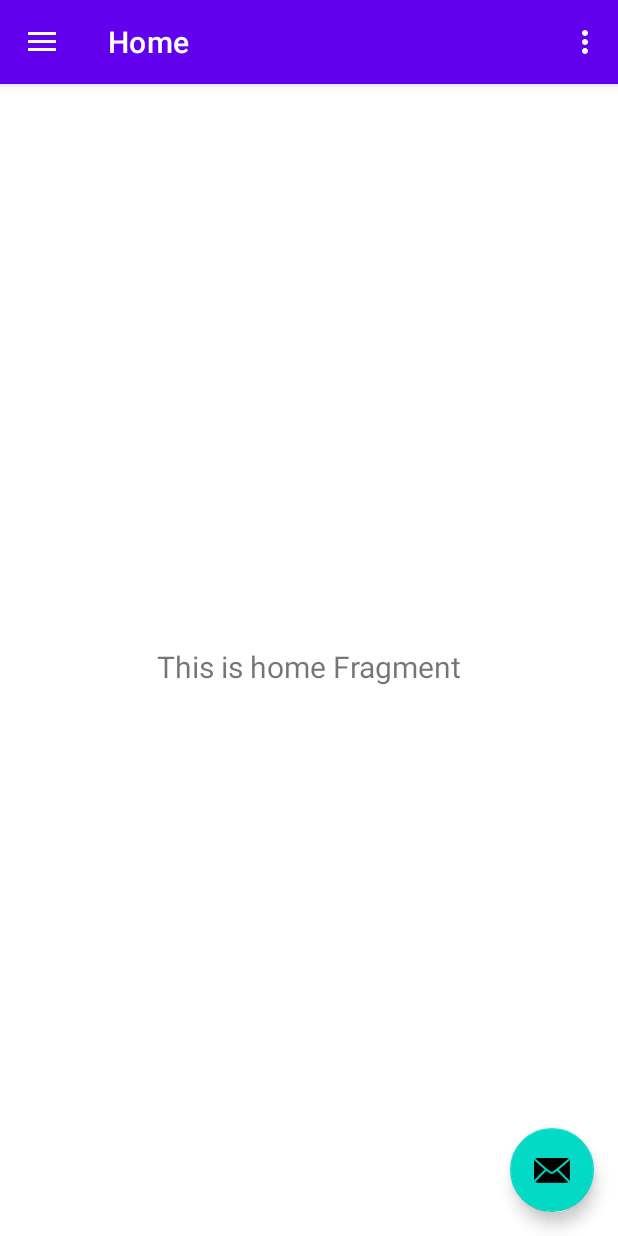
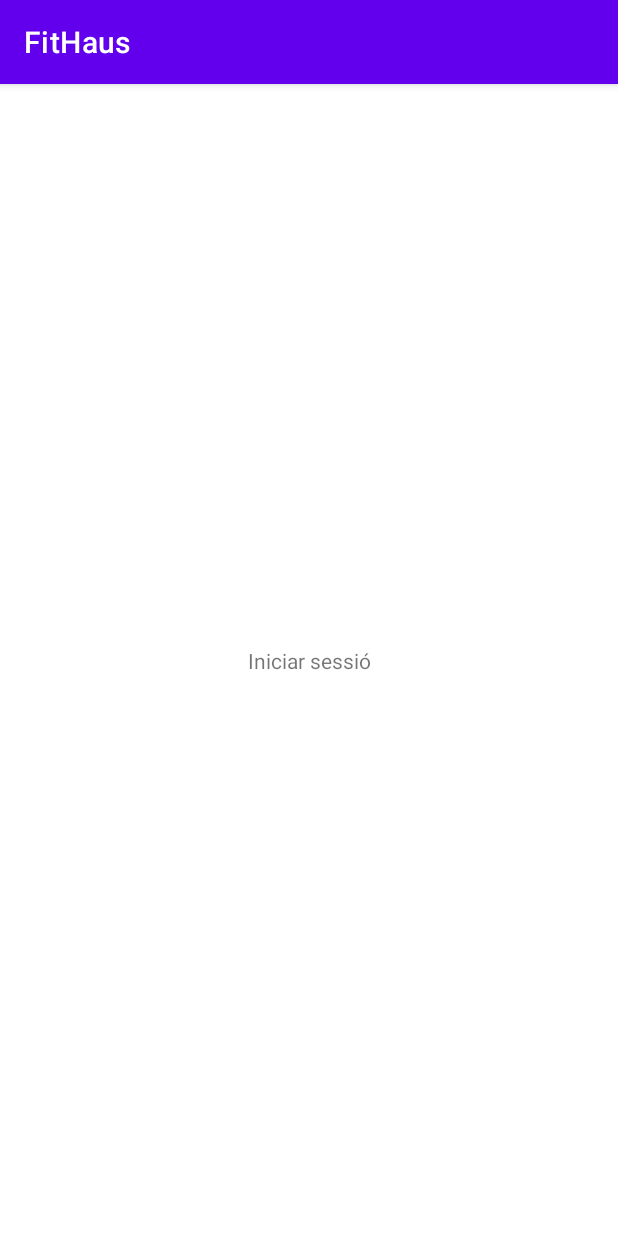
Before and after one commit to sergiii24/PES_FitHaus, an Android app: the screen it shows after launch (MainActivity before the commit, LogInActivity after it), on a phone screen of 412 x 824 dp. Run offline under Robolectric (Android 15) with nearby library versions, the phone set to English and light mode, and no system bars.

Commit message:
Pantalla i primera versió codi

```diff
--- /dev/null
+++ b/app/src/main/java/cat/fib/fithaus/LogInActivity.kt
@@ -0,0 +1,13 @@
+package cat.fib.fithaus
+
+import android.os.Bundle
+import androidx.appcompat.app.AppCompatActivity
+
+//Està creada només per a que no peri al fer run
+
+class LogInActivity : AppCompatActivity() {
+    override fun onCreate(savedInstanceState: Bundle?) {
+        super.onCreate(savedInstanceState)
+        setContentView(R.layout.activity_log_in)
+    }
+}
--- /dev/null
+++ b/app/src/main/res/layout/activity_log_in.xml
@@ -0,0 +1,18 @@
+<?xml version="1.0" encoding="utf-8"?>
+<androidx.constraintlayout.widget.ConstraintLayout xmlns:android="http://schemas.android.com/apk/res/android"
+    xmlns:app="http://schemas.android.com/apk/res-auto"
+    xmlns:tools="http://schemas.android.com/tools"
+    android:layout_width="match_parent"
+    android:layout_height="match_parent"
+    tools:context=".LogInActivity">
+
+    <TextView
+        android:id="@+id/IniciSessio"
+        android:layout_width="wrap_content"
+        android:layout_height="wrap_content"
+        android:text="@string/IniciarSessio"
+        app:layout_constraintBottom_toBottomOf="parent"
+        app:layout_constraintEnd_toEndOf="parent"
+        app:layout_constraintStart_toStartOf="parent"
+        app:layout_constraintTop_toTopOf="parent" />
+</androidx.constraintlayout.widget.ConstraintLayout>
--- a/app/src/main/res/values/strings.xml
+++ b/app/src/main/res/values/strings.xml
@@ -10,4 +10,8 @@
     <string name="menu_home">Home</string>
     <string name="menu_gallery">Gallery</string>
     <string name="menu_slideshow">Slideshow</string>
+    <string name="PreguntaTancarSessió">Estàs segur que vols tancar sessió?</string>
+    <string name="IniciarSessio">Iniciar sessió</string>
+    <string name="Logo">Logo</string>
+    <string name="TancarSessió">Tancar sessió</string>
 </resources>
```
Also changed, not shown: app/src/main/AndroidManifest.xml (+8 -4 lines), app/src/main/java/cat/fib/fithaus/TancarSessioActivity.kt (added, +35 -0 lines), app/src/main/res/layout/activity_tancar_sessio.xml (added, +54 -0 lines), build.gradle (+52 -20 lines), app/src/main/res/drawable/logo_fithaus.jpg (added), gradle/wrapper/gradle-wrapper.properties.
